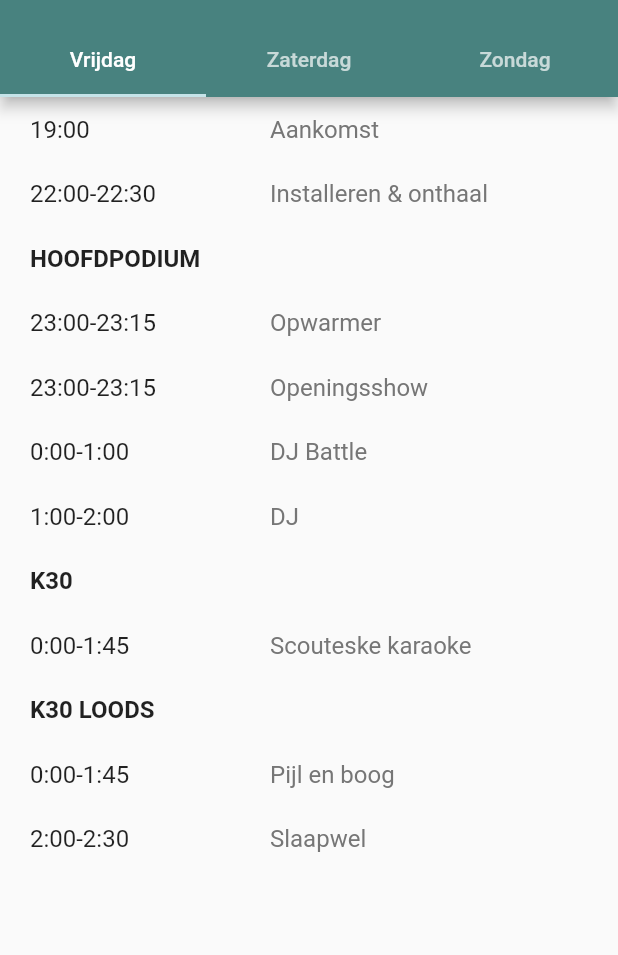
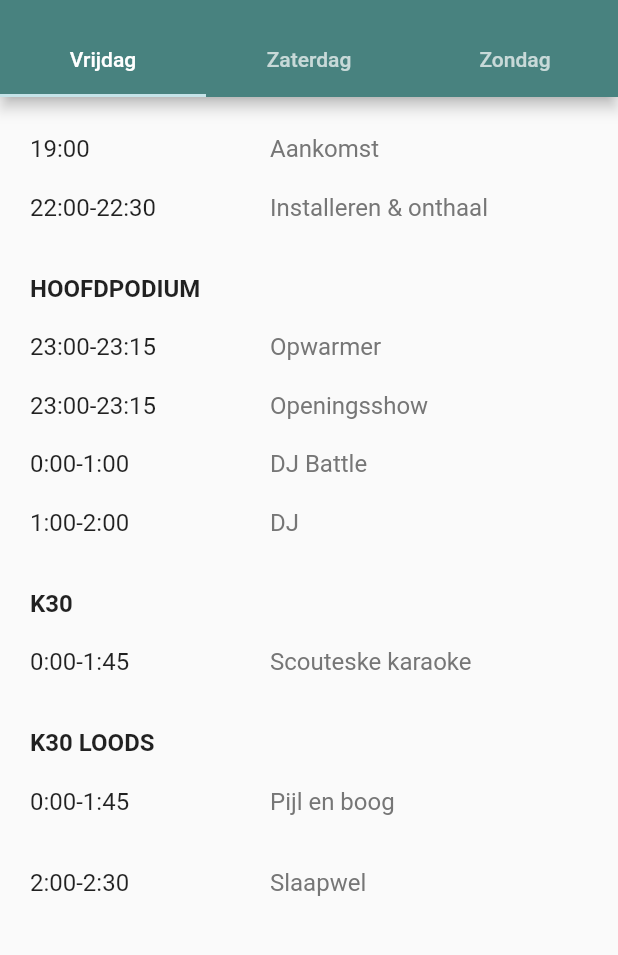
Before and after one commit to ScoutsGidsenVL/ho-gids-2022, a Flutter app: the Programma screen opened by its route, on a phone screen of 412 x 824 dp, the part 59-1014 px from its top. Run offline on Flutter 3.47's test engine with Material 2 defaults, Android fonts, the phone set to English and light mode, and no system bars; our stand-ins replace flutter_cache_manager, flutter_map, flutter_markdown, latlong2; missing offline and left inert: flutter_map_location_marker; network calls fail.

Commit message:
Change programma spacing

```diff
--- a/lib/pages/programma.dart
+++ b/lib/pages/programma.dart
@@ -36,10 +36,14 @@ class ProgrammaTab extends StatelessWidget {
 
   @override
   Widget build(BuildContext context) {
-    const cellPadding = EdgeInsets.symmetric(vertical: 12, horizontal: 20);
     var rows = <TableRow>[];
-    String? lastGroup;
+    String? lastGroup = "none";
     for (var item in tab.items) {
+      var cellPadding = EdgeInsets.only(
+          top: item.group != lastGroup ? 25 : 10,
+          bottom: 10,
+          left: 20,
+          right: 20);
       if (item.group != lastGroup && item.group != null) {
         rows.add(TableRow(children: [
           Padding(
@@ -50,8 +54,9 @@ class ProgrammaTab extends StatelessWidget {
           ),
           Container(),
         ]));
-        lastGroup = item.group;
+        cellPadding = cellPadding.copyWith(top: 10);
       }
+      lastGroup = item.group;
       rows.add(TableRow(children: [
         Padding(
           padding: cellPadding,
```
